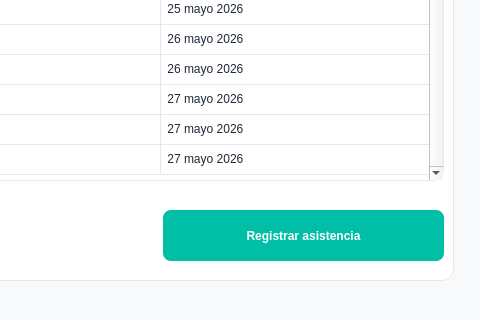
This is Proyecto/src/vista/Ui/interfaz_entrenador_verListaClientes.ui in smonts01/Ingenieria-del-software as Qt 5 draws it before an edit; both pictures show x 727 to 1207 and y 380 to 700 of the 1207 by 700 pixel window. The edited form follows.
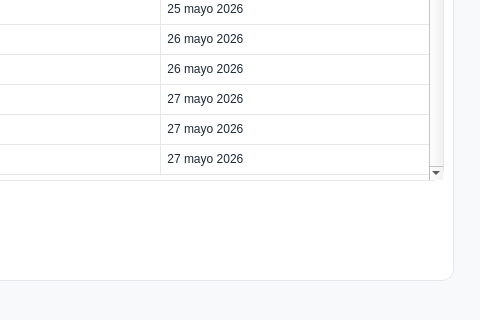
This is the edited form. Icons and pictures are not drawn.

Patch:
```diff
--- a/Proyecto/src/vista/Ui/interfaz_entrenador_verListaClientes.ui
+++ b/Proyecto/src/vista/Ui/interfaz_entrenador_verListaClientes.ui
@@ -1179,29 +1179,6 @@
       <string>14</string>
      </property>
     </widget>
-    <widget class="QPushButton" name="pushButtonRegistrarAsist">
-     <property name="geometry">
-      <rect>
-       <x>670</x>
-       <y>500</y>
-       <width>281</width>
-       <height>51</height>
-      </rect>
-     </property>
-     <property name="styleSheet">
-      <string notr="true">QPushButton {
-    background-color: #00BFA6;
-    color: white;
-    border: none;
-    border-radius: 8px;
-    font-weight: bold;
-    padding: 10px;
-}</string>
-     </property>
-     <property name="text">
-      <string>Registrar asistencia</string>
-     </property>
-    </widget>
     <zorder>label_18</zorder>
     <zorder>frameClientesInscritos</zorder>
     <zorder>label_19</zorder>
```
Left out of the diff: 1 changed line with no effect on the pictures.
